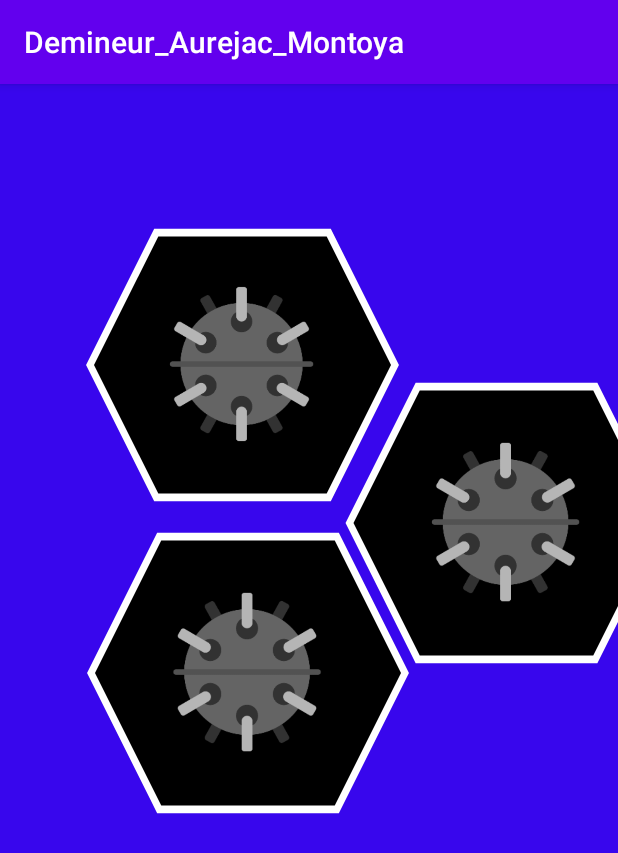
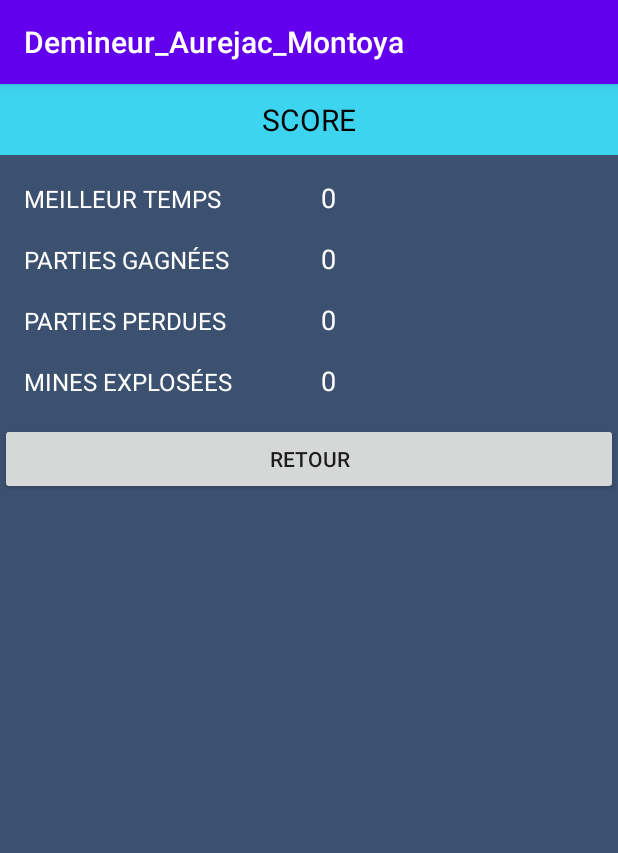
Before and after one commit to r-aurejac/Demineur_Aurejac_Montoya, an Android app: the ScoreActivity screen opened directly, with no data from a screen before it, on a phone screen of 412 x 824 dp. Shown: the top 853 px of the screen. Run offline under Robolectric (Android 15) with nearby library versions, the phone set to English and light mode, and no system bars.

Commit message:
Score + Sons

```diff
--- a/app/src/main/java/com/example/demineur_aurejac_montoya/MainActivity.java
+++ b/app/src/main/java/com/example/demineur_aurejac_montoya/MainActivity.java
@@ -35,7 +35,7 @@ public class MainActivity extends AppCompatActivity {
             @Override
             public void onClick(View view) {
 
-                showChooseDifficultyDialog();
+                navigator.goToScoreActivity();
             }
         });
 
--- a/app/src/main/java/com/example/demineur_aurejac_montoya/Preferences.java
+++ b/app/src/main/java/com/example/demineur_aurejac_montoya/Preferences.java
@@ -6,6 +6,10 @@ import android.content.SharedPreferences;
 public class Preferences {
     private static final String SOUND_ACTIVATED = "soundActivated";
     private static final String MUSIC_ACTIVATED = "musicActivated";
+    private static final String NB_LOST = "nbLost";
+    private static final String NB_WINS = "nbWins";
+    private static final String BEST_TIME = "bestTime";
+    private static final String NB_MINES = "nbMines";
     private static final String PREFS = "PREFS";
 
     SharedPreferences sharedPreferences;
@@ -44,36 +48,73 @@ public class Preferences {
         else return true;
 
     }
-/*
-    public void setProdByPage(int nb_ref) {
-        //si aucun utilisateur n'est sauvegardé, on ajouter [24,florent]
+
+    public void setNbMines(int nbMines) {
         sharedPreferences
                 .edit()
-                .putInt(PROD_BY_PAGE, nb_ref)
+                .putInt(NB_MINES, nbMines)
                 .apply();
 
 
     }
 
-    public int getRefByPage() {
-        if (sharedPreferences.contains(REF_BY_PAGE))
-            return sharedPreferences.getInt(REF_BY_PAGE, 20);
-        else return 20;
+    public int getNbMines() {
+        if (sharedPreferences.contains(NB_MINES))
+            return sharedPreferences.getInt(NB_MINES, 0);
+        else return 0;
 
     }
 
-    public String getExportPath() {
-        if (sharedPreferences.contains(EXPORT_PATH))
-            return sharedPreferences.getString(EXPORT_PATH, Environment.getExternalStorageDirectory().toString());
-        else return Environment.getExternalStorageDirectory().toString();
+    public void setNbWins(int nbWins) {
+        sharedPreferences
+                .edit()
+                .putInt(NB_WINS, nbWins)
+                .apply();
+
+
     }
 
-    public void setExportPath(String path) {
+    public int getNbWins() {
+        if (sharedPreferences.contains(NB_WINS))
+            return sharedPreferences.getInt(NB_WINS, 0);
+        else return 0;
+
+    }
+
+    public void setNbLost(int nbLost) {
         sharedPreferences
                 .edit()
-                .putString(EXPORT_PATH, path)
+                .putInt(NB_LOST, nbLost)
                 .apply();
+
+
     }
-    */
+
+    public int getNbLost() {
+        if (sharedPreferences.contains(NB_LOST))
+            return sharedPreferences.getInt(NB_LOST, 0);
+        else return 0;
+
+    }
+
+    public void setBestTime(int bestTime) {
+        sharedPreferences
+                .edit()
+                .putInt(BEST_TIME, bestTime)
+                .apply();
+
+
+    }
+
+    public int getBestTime() {
+        if (sharedPreferences.contains(BEST_TIME))
+            return sharedPreferences.getInt(BEST_TIME, 0);
+        else return 0;
+
+    }
+
+
+
+
 
 }
--- a/app/src/main/java/com/example/demineur_aurejac_montoya/ScoreActivity.java
+++ b/app/src/main/java/com/example/demineur_aurejac_montoya/ScoreActivity.java
@@ -4,38 +4,41 @@ import androidx.appcompat.app.AppCompatActivity;
 
 import android.os.Bundle;
 import android.view.View;
+import android.widget.Button;
+import android.widget.TextView;
 import android.widget.Toast;
 
 public class ScoreActivity extends AppCompatActivity {
-    HexagonImageView hexagonMaskView, hexagonMaskView2,  hexagonMaskView3;
+    TextView nbMinesTv,nbWinsTv,nbLostTv,bestTimeTv;
+    Button returnButton;
+    Preferences preferences;
     @Override
     protected void onCreate(Bundle savedInstanceState) {
         super.onCreate(savedInstanceState);
         setContentView(R.layout.activity_score);
+        final Navigator navigator = new Navigator(getApplicationContext());
+        preferences = new Preferences(this);
+        nbLostTv = (TextView) findViewById(R.id.nb_lost_tv);
+        nbWinsTv = (TextView) findViewById(R.id.nb_wins_tv);
+        nbMinesTv = (TextView) findViewById(R.id.nb_mines);
+        bestTimeTv = (TextView) findViewById(R.id.best_time_tv);
+        returnButton = (Button) findViewById(R.id.return_button);
 
-        hexagonMaskView = findViewById(R.id.hexa1);
-        hexagonMaskView.setImageResource(R.drawable.mine);
-        hexagonMaskView.setOnClickListener(new View.OnClickListener() {
+        returnButton.setOnClickListener(new View.OnClickListener() {
             @Override
             public void onClick(View view) {
-                Toast.makeText(getApplicationContext(),"test",Toast.LENGTH_SHORT).show();
+                navigator.goToMainActivity();
             }
         });
-        hexagonMaskView = findViewById(R.id.hexa2);
-        hexagonMaskView.setImageResource(R.drawable.mine);
-        hexagonMaskView.setOnClickListener(new View.OnClickListener() {
-            @Override
-            public void onClick(View view) {
-                Toast.makeText(getApplicationContext(),"test",Toast.LENGTH_SHORT).show();
-            }
-        });
-        hexagonMaskView = findViewById(R.id.hexa3);
-        hexagonMaskView.setImageResource(R.drawable.mine);
-        hexagonMaskView.setOnClickListener(new View.OnClickListener() {
-            @Override
-            public void onClick(View view) {
-                Toast.makeText(getApplicationContext(),"test",Toast.LENGTH_SHORT).show();
-            }
-        });
+
+        initTv();
+    }
+
+    private void initTv()
+    {
+        nbLostTv.setText(String.valueOf(preferences.getNbLost()));
+        nbWinsTv.setText(String.valueOf(preferences.getNbWins()));
+        nbMinesTv.setText(String.valueOf(preferences.getNbMines()));
+        bestTimeTv.setText(String.valueOf(preferences.getBestTime()));
     }
 }
--- a/app/src/main/res/layout/activity_score.xml
+++ b/app/src/main/res/layout/activity_score.xml
@@ -1,5 +1,5 @@
 <?xml version="1.0" encoding="utf-8"?>
-<AbsoluteLayout xmlns:android="http://schemas.android.com/apk/res/android"
+<androidx.constraintlayout.widget.ConstraintLayout xmlns:android="http://schemas.android.com/apk/res/android"
     xmlns:app="http://schemas.android.com/apk/res-auto"
     xmlns:tools="http://schemas.android.com/tools"
     android:layout_width="match_parent"
@@ -7,28 +7,139 @@
     android:background="#3806ED"
     tools:context=".ScoreActivity">
 
-    <com.example.demineur_aurejac_montoya.HexagonImageView
-        android:id="@+id/hexa1"
-        android:layout_width="219dp"
-        android:layout_height="217dp"
-        android:layout_x="228dp"
-        android:layout_y="184dp"
-        android:background="@android:color/transparent" />
+    <LinearLayout
+        android:layout_width="0dp"
+        android:layout_height="0dp"
+        android:background="@color/fontColor"
+        android:orientation="vertical"
+        app:layout_constraintBottom_toBottomOf="parent"
+        app:layout_constraintEnd_toEndOf="parent"
+        app:layout_constraintStart_toStartOf="parent"
+        app:layout_constraintTop_toTopOf="parent">
 
-    <com.example.demineur_aurejac_montoya.HexagonImageView
-        android:id="@+id/hexa2"
-        android:layout_width="211dp"
-        android:layout_height="217dp"
-        android:layout_x="56dp"
-        android:layout_y="79dp"
-        android:background="@android:color/transparent" />
+        <TextView
+            android:id="@+id/textView3"
+            android:layout_width="match_parent"
+            android:layout_height="wrap_content"
+            android:layout_weight="0"
+            android:background="#3DD4F0"
+            android:paddingTop="10dp"
+            android:paddingBottom="10dp"
+            android:text="SCORE"
+            android:textAlignment="center"
+            android:textColor="#000000"
+            android:textSize="20sp" />
 
-    <com.example.demineur_aurejac_montoya.HexagonImageView
-        android:id="@+id/hexa3"
-        android:layout_width="225dp"
-        android:layout_height="217dp"
-        android:layout_x="53dp"
-        android:layout_y="284dp"
-        android:background="@android:color/transparent" />
 
-</AbsoluteLayout>
+        <LinearLayout
+            android:layout_width="match_parent"
+            android:layout_height="wrap_content"
+            android:layout_marginTop="16dp"
+            android:layout_weight="0"
+            android:orientation="horizontal"
+            android:paddingLeft="16dp">
+
+            <TextView
+                android:id="@+id/textView4"
+                style="@style/Score"
+                android:layout_width="fill_parent"
+                android:layout_height="wrap_content"
+                android:layout_weight="1"
+                android:text="MEILLEUR TEMPS" />
+
+            <TextView
+                android:id="@+id/best_time_tv"
+                style="@style/Score"
+                android:layout_width="fill_parent"
+                android:layout_height="wrap_content"
+                android:layout_weight="1"
+                android:text="00:00:00"
+                android:textSize="18sp" />
+        </LinearLayout>
+
+        <LinearLayout
+            android:layout_width="fill_parent"
+            android:layout_height="wrap_content"
+            android:layout_marginTop="16dp"
+            android:layout_weight="0"
+            android:orientation="horizontal"
+            android:paddingLeft="16dp">
+
+            <TextView
+                style="@style/Score"
+                android:layout_width="fill_parent"
+                android:layout_height="wrap_content"
+                android:layout_weight="1"
+                android:text="PARTIES GAGNÉES" />
+
+            <TextView
+                android:id="@+id/nb_wins_tv"
+                style="@style/Score"
+                android:layout_width="fill_parent"
+                android:layout_height="wrap_content"
+                android:layout_weight="1"
+                android:text="1000"
+                android:textSize="18sp" />
+        </LinearLayout>
+
+        <LinearLayout
+            android:layout_width="match_parent"
+            android:layout_height="wrap_content"
+            android:layout_marginTop="16dp"
+            android:layout_weight="0"
+            android:orientation="horizontal"
+            android:paddingLeft="16dp">
+
+            <TextView
+                style="@style/Score"
+                android:layout_width="fill_parent"
+                android:layout_height="wrap_content"
+                android:layout_weight="1"
+                android:text="PARTIES PERDUES" />
+
+            <TextView
+                android:id="@+id/nb_lost_tv"
+                style="@style/Score"
+                android:layout_width="fill_parent"
+                android:layout_height="wrap_content"
+                android:layout_weight="1"
+                android:text="1000"
+                android:textSize="18sp" />
+        </LinearLayout>
+
+        <LinearLayout
+            android:layout_width="fill_parent"
+            android:layout_height="wrap_content"
+            android:layout_marginTop="16dp"
+            android:layout_weight="0"
+            android:orientation="horizontal"
+            android:paddingLeft="16dp">
+
+            <TextView
+                style="@style/Score"
+                android:layout_width="fill_parent"
+                android:layout_height="wrap_content"
+                android:layout_weight="1"
+                android:text="MINES EXPLOSÉES" />
+
+            <TextView
+                android:id="@+id/nb_mines"
+                style="@style/Score"
+                android:layout_width="fill_parent"
+                android:layout_height="wrap_content"
+                android:layout_weight="1"
+                android:text="1000"
+                android:textSize="18sp" />
+        </LinearLayout>
+
+        <Button
+            android:layout_marginTop="16dp"
+            android:id="@+id/return_button"
+            android:layout_width="match_parent"
+            android:layout_height="wrap_content"
+            android:layout_weight="0"
+            android:text="Retour" />
+
+    </LinearLayout>
+
+</androidx.constraintlayout.widget.ConstraintLayout>
--- a/app/src/main/res/values/styles.xml
+++ b/app/src/main/res/values/styles.xml
@@ -11,5 +11,9 @@
         <item name="android:textColor">#FFFFFF</item>
         <item name="android:textSize">22dp</item>
     </style>
+    <style name="Score">
+        <item name="android:textColor">#FFFFFF</item>
+        <item name="android:textSize">16dp</item>
+    </style>
 
 </resources>
```
Also changed, not shown: app/src/main/java/com/example/demineur_aurejac_montoya/CellFragment.java (+30 -12 lines), app/src/main/java/com/example/demineur_aurejac_montoya/GameActivity.java (+16 -9 lines), 2 other files.
